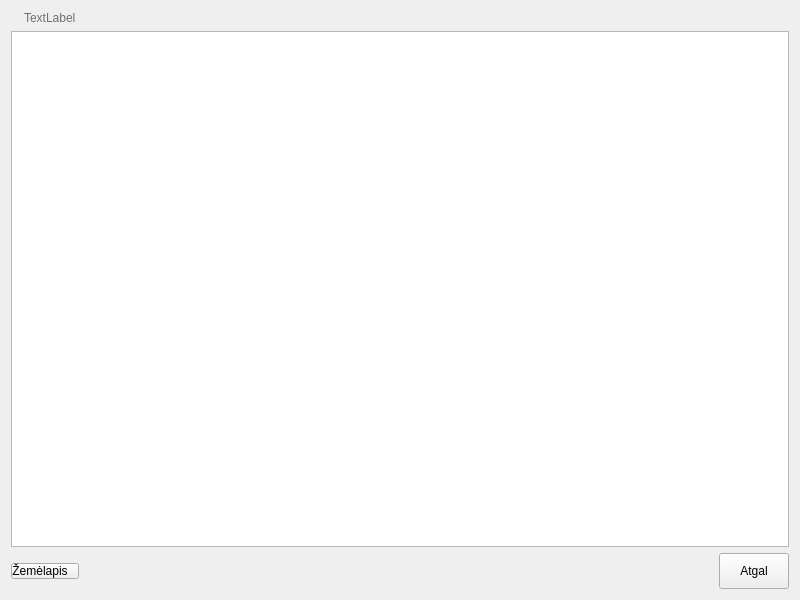
This is nokia/AlausRadaras/publist.ui in vincnetas/alaus-radaras as Qt 5 draws it before an edit. The edited form follows.
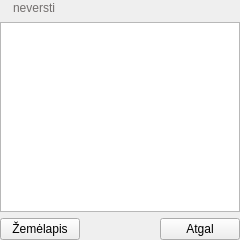
This is the edited form. Icons and pictures are not drawn.

```diff
--- a/nokia/AlausRadaras/publist.ui
+++ b/nokia/AlausRadaras/publist.ui
@@ -6,10 +6,16 @@
    <rect>
     <x>0</x>
     <y>0</y>
-    <width>800</width>
-    <height>600</height>
+    <width>240</width>
+    <height>240</height>
    </rect>
   </property>
+  <property name="sizePolicy">
+   <sizepolicy hsizetype="Expanding" vsizetype="Expanding">
+    <horstretch>0</horstretch>
+    <verstretch>0</verstretch>
+   </sizepolicy>
+  </property>
   <property name="windowTitle">
    <string>Barai</string>
   </property>
@@ -17,11 +23,18 @@
    <iconset resource="Images.qrc">
     <normaloff>:/images/bok_title.png</normaloff>:/images/bok_title.png</iconset>
   </property>
-  <layout class="QVBoxLayout" name="verticalLayout_2">
-   <item>
-    <layout class="QVBoxLayout" name="verticalLayout">
+  <layout class="QVBoxLayout" name="verticalLayout" stretch="1,12,1">
+   <property name="margin">
+    <number>0</number>
+   </property>
      <item>
       <widget class="QLabel" name="txtHeader">
+     <property name="sizePolicy">
+      <sizepolicy hsizetype="Expanding" vsizetype="Expanding">
+       <horstretch>0</horstretch>
+       <verstretch>0</verstretch>
+      </sizepolicy>
+     </property>
        <property name="styleSheet">
         <string notr="true">#txtHeader{
 border-image:url(:/images/lucky.png);
@@ -30,14 +43,14 @@
 }</string>
        </property>
        <property name="text">
-        <string>TextLabel</string>
+      <string>neversti</string>
        </property>
       </widget>
      </item>
      <item>
       <widget class="QListView" name="pubListView">
        <property name="sizePolicy">
-        <sizepolicy hsizetype="MinimumExpanding" vsizetype="MinimumExpanding">
+      <sizepolicy hsizetype="Expanding" vsizetype="Expanding">
          <horstretch>0</horstretch>
          <verstretch>0</verstretch>
         </sizepolicy>
@@ -115,13 +128,18 @@
       </widget>
      </item>
      <item>
-      <layout class="QHBoxLayout" name="horizontalLayout">
+    <layout class="QHBoxLayout" name="horizontalLayout" stretch="1,1,1">
        <item>
         <widget class="QPushButton" name="btnMap">
+       <property name="sizePolicy">
+        <sizepolicy hsizetype="Minimum" vsizetype="Minimum">
+         <horstretch>0</horstretch>
+         <verstretch>10</verstretch>
+        </sizepolicy>
+       </property>
          <property name="styleSheet">
           <string notr="true">#btnMap{
 border-image:url(:/images/batonas.png);
-padding-right:10px;
 }</string>
          </property>
          <property name="text">
@@ -131,12 +149,6 @@
           <iconset resource="Images.qrc">
            <normaloff>:/images/map_01.png</normaloff>:/images/map_01.png</iconset>
          </property>
-         <property name="iconSize">
-          <size>
-           <width>48</width>
-           <height>48</height>
-          </size>
-         </property>
         </widget>
        </item>
        <item>
@@ -147,25 +159,28 @@
          <property name="sizeHint" stdset="0">
           <size>
            <width>40</width>
-           <height>20</height>
+         <height>10</height>
           </size>
          </property>
         </spacer>
        </item>
        <item>
         <widget class="QPushButton" name="btnBack">
+       <property name="sizePolicy">
+        <sizepolicy hsizetype="Minimum" vsizetype="Minimum">
+         <horstretch>0</horstretch>
+         <verstretch>10</verstretch>
+        </sizepolicy>
+       </property>
          <property name="styleSheet">
           <string notr="true">#btnBack{
 border-image:url(:/images/batonas.png);
-padding:10px 20px 10px 20px;
 }</string>
          </property>
          <property name="text">
           <string>Atgal</string>
          </property>
         </widget>
-       </item>
-      </layout>
      </item>
     </layout>
    </item>
```
Lines whose indentation alone changed are shown as unchanged.
